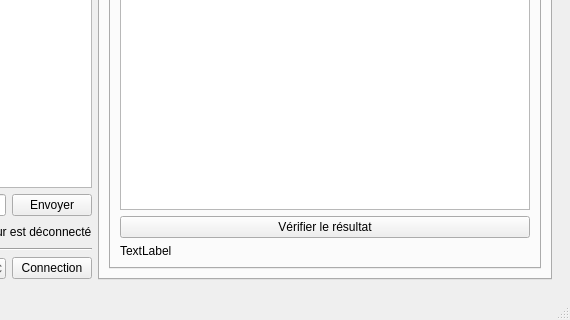
This is crypto_client.ui in aa-augsburger/ISC_Crypto as Qt 5 draws it before an edit; both pictures show x 381 to 951 and y 442 to 762 of the 951 by 762 pixel window. The edited form follows.
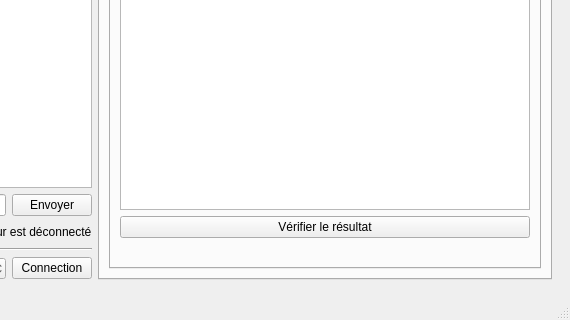
This is the edited form. The open tabs and pages were chosen to show the change.

What changed in the file:
```diff
--- a/crypto_client.ui
+++ b/crypto_client.ui
@@ -846,7 +846,7 @@
                  <item>
                   <widget class="QLabel" name="lbl_hash_result">
                    <property name="text">
-                    <string>TextLabel</string>
+                    <string/>
                    </property>
                   </widget>
                  </item>
```
Left out of the diff: 2 changed lines with no effect on the pictures.
